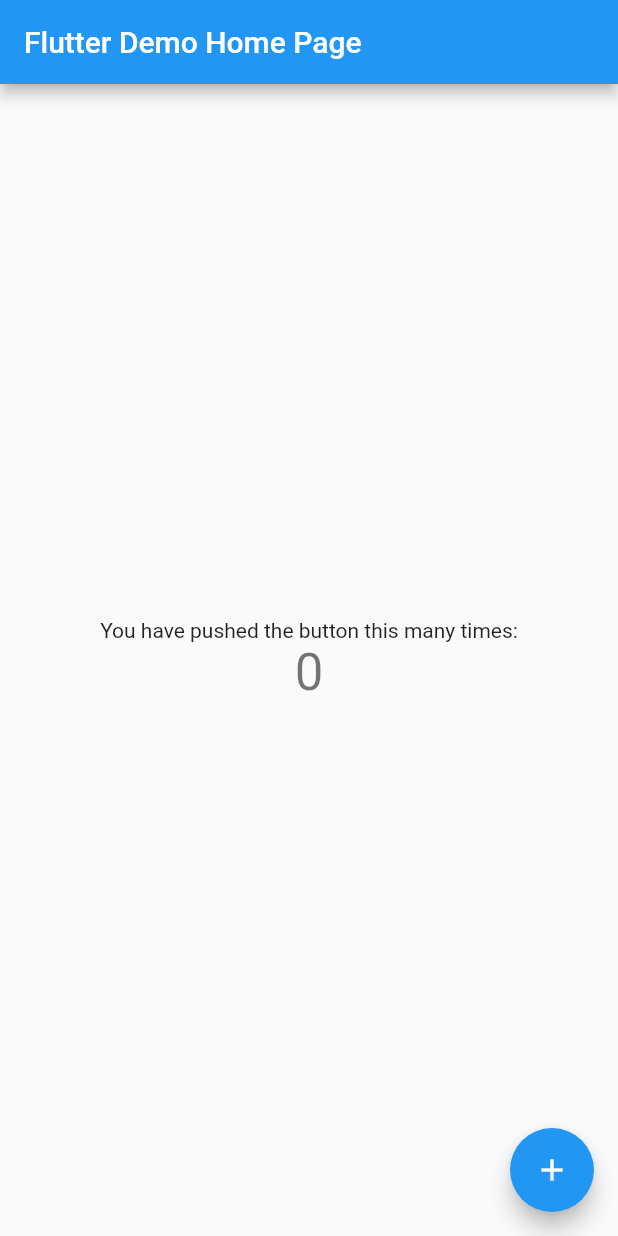
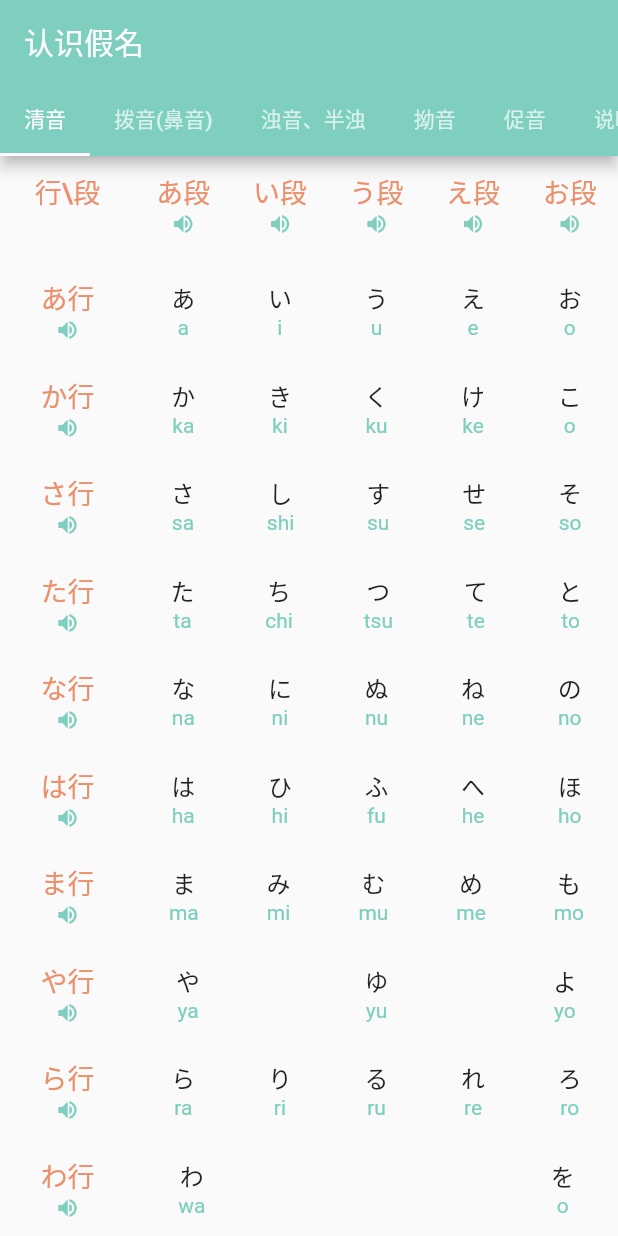
Before and after one commit to liuzheng644607/shici_app, a Flutter app: the screen it shows after launch, on a phone screen of 412 x 824 dp. Run offline on Flutter 3.47's test engine with Material 2 defaults, Android fonts, the phone set to English and light mode, and no system bars.

Commit message:
fix: layout

```diff
--- a/lib/main.dart
+++ b/lib/main.dart
@@ -1,4 +1,6 @@
+import 'package:flutter/cupertino.dart';
 import 'package:flutter/material.dart';
+import './page/home/index.dart';
 
 void main() => runApp(MyApp());
 
@@ -9,103 +11,9 @@ class MyApp extends StatelessWidget {
     return MaterialApp(
       title: 'Flutter Demo',
       theme: ThemeData(
-        // This is the theme of your application.
-        //
-        // Try running your application with "flutter run". You'll see the
-        // application has a blue toolbar. Then, without quitting the app, try
-        // changing the primarySwatch below to Colors.green and then invoke
-        // "hot reload" (press "r" in the console where you ran "flutter run",
-        // or simply save your changes to "hot reload" in a Flutter IDE).
-        // Notice that the counter didn't reset back to zero; the application
-        // is not restarted.
         primarySwatch: Colors.blue,
       ),
-      home: MyHomePage(title: 'Flutter Demo Home Page'),
+      home: MyHomePage(title: '认识假名'),
     );
   }
 }
-
-class MyHomePage extends StatefulWidget {
-  MyHomePage({Key key, this.title}) : super(key: key);
-
-  // This widget is the home page of your application. It is stateful, meaning
-  // that it has a State object (defined below) that contains fields that affect
-  // how it looks.
-
-  // This class is the configuration for the state. It holds the values (in this
-  // case the title) provided by the parent (in this case the App widget) and
-  // used by the build method of the State. Fields in a Widget subclass are
-  // always marked "final".
-
-  final String title;
-
-  @override
-  _MyHomePageState createState() => _MyHomePageState();
-}
-
-class _MyHomePageState extends State<MyHomePage> {
-  int _counter = 0;
-
-  void _incrementCounter() {
-    setState(() {
-      // This call to setState tells the Flutter framework that something has
-      // changed in this State, which causes it to rerun the build method below
-      // so that the display can reflect the updated values. If we changed
-      // _counter without calling setState(), then the build method would not be
-      // called again, and so nothing would appear to happen.
-      _counter++;
-    });
-  }
-
-  @override
-  Widget build(BuildContext context) {
-    // This method is rerun every time setState is called, for instance as done
-    // by the _incrementCounter method above.
-    //
-    // The Flutter framework has been optimized to make rerunning build methods
-    // fast, so that you can just rebuild anything that needs updating rather
-    // than having to individually change instances of widgets.
-    return Scaffold(
-      appBar: AppBar(
-        // Here we take the value from the MyHomePage object that was created by
-        // the App.build method, and use it to set our appbar title.
-        title: Text(widget.title),
-      ),
-      body: Center(
-        // Center is a layout widget. It takes a single child and positions it
-        // in the middle of the parent.
-        child: Column(
-          // Column is also a layout widget. It takes a list of children and
-          // arranges them vertically. By default, it sizes itself to fit its
-          // children horizontally, and tries to be as tall as its parent.
-          //
-          // Invoke "debug painting" (press "p" in the console, choose the
-          // "Toggle Debug Paint" action from the Flutter Inspector in Android
-          // Studio, or the "Toggle Debug Paint" command in Visual Studio Code)
-          // to see the wireframe for each widget.
-          //
-          // Column has various properties to control how it sizes itself and
-          // how it positions its children. Here we use mainAxisAlignment to
-          // center the children vertically; the main axis here is the vertical
-          // axis because Columns are vertical (the cross axis would be
-          // horizontal).
-          mainAxisAlignment: MainAxisAlignment.center,
-          children: <Widget>[
-            Text(
-              'You have pushed the button this many times:',
-            ),
-            Text(
-              '$_counter',
-              style: Theme.of(context).textTheme.display1,
-            ),
-          ],
-        ),
-      ),
-      floatingActionButton: FloatingActionButton(
-        onPressed: _incrementCounter,
-        tooltip: 'Increment',
-        child: Icon(Icons.add),
-      ), // This trailing comma makes auto-formatting nicer for build methods.
-    );
-  }
-}
--- /dev/null
+++ b/lib/page/home/const.dart
@@ -0,0 +1,93 @@
+List lightSpellList = [
+  [
+    {"char": "あ", "spell": "a"},
+    {"char": "い", "spell": "i"},
+    {"char": "う", "spell": "u"},
+    {"char": "え", "spell": "e"},
+    {"char": "お", "spell": "o"}
+  ],
+  [
+    {"char": "か", "spell": "ka"},
+    {"char": "き", "spell": "ki"},
+    {"char": "く", "spell": "ku"},
+    {"char": "け", "spell": "ke"},
+    {"char": "こ", "spell": "o"}
+  ],
+  [
+    {"char": "さ", "spell": "sa"},
+    {"char": "し", "spell": "shi"},
+    {"char": "す", "spell": "su"},
+    {"char": "せ", "spell": "se"},
+    {"char": "そ", "spell": "so"}
+  ],
+  [
+    {"char": "た", "spell": "ta"},
+    {"char": "ち", "spell": "chi"},
+    {"char": "つ", "spell": "tsu"},
+    {"char": "て", "spell": "te"},
+    {"char": "と", "spell": "to"}
+  ],
+  [
+    {"char": "な", "spell": "na"},
+    {"char": "に", "spell": "ni"},
+    {"char": "ぬ", "spell": "nu"},
+    {"char": "ね", "spell": "ne"},
+    {"char": "の", "spell": "no"}
+  ],
+  [
+    {"char": "は", "spell": "ha"},
+    {"char": "ひ", "spell": "hi"},
+    {"char": "ふ", "spell": "fu"},
+    {"char": "へ", "spell": "he"},
+    {"char": "ほ", "spell": "ho"}
+  ],
+  [
+    {"char": "ま", "spell": "ma"},
+    {"char": "み", "spell": "mi"},
+    {"char": "む", "spell": "mu"},
+    {"char": "め", "spell": "me"},
+    {"char": "も", "spell": "mo"}
+  ],
+  [
+    {"char": "や", "spell": "ya"},
+    {"char": "", "spell": ""},
+    {"char": "ゆ", "spell": "yu"},
+    {"char": "", "spell": ""},
+    {"char": "よ", "spell": "yo"}
+  ],
+  [
+    {"char": "ら", "spell": "ra"},
+    {"char": "り", "spell": "ri"},
+    {"char": "る", "spell": "ru"},
+    {"char": "れ", "spell": "re"},
+    {"char": "ろ", "spell": "ro"}
+  ],
+  [
+    {"char": "わ", "spell": "wa"},
+    {"char": "", "spell": ""},
+    {"char": "", "spell": ""},
+    {"char": "", "spell": ""},
+    {"char": "を", "spell": "o"}
+  ],
+];
+
+List lightSpellLeft = [
+  {'text': 'あ行'},
+  {'text': 'か行'},
+  {'text': 'さ行'},
+  {'text': 'た行'},
+  {'text': 'な行'},
+  {'text': 'は行'},
+  {'text': 'ま行'},
+  {'text': 'や行'},
+  {'text': 'ら行'},
+  {'text': 'わ行'},
+];
+
+List lightSpellHead = [
+  {'text': 'あ段'},
+  {'text': 'い段'},
+  {'text': 'う段'},
+  {'text': 'え段'},
+  {'text': 'お段'}
+];
--- /dev/null
+++ b/lib/page/home/index.dart
@@ -0,0 +1,178 @@
+import 'package:flutter/cupertino.dart';
+import 'package:flutter/material.dart';
+import 'const.dart';
+
+class MyHomePage extends StatefulWidget {
+  MyHomePage({Key key, this.title}) : super(key: key);
+
+  final String title;
+
+  @override
+  _MyHomePageState createState() => _MyHomePageState();
+}
+
+class _MyHomePageState extends State<MyHomePage> {
+  int _counter = 0;
+
+  void _incrementCounter(BuildContext context) {
+    setState(() {
+      _counter++;
+    });
+  }
+
+  _renderTable() {
+    return Expanded(
+        child: Column(
+            mainAxisAlignment: MainAxisAlignment.spaceAround,
+            children: lightSpellList.map((row) {
+              List res = (row as List).map((item) {
+                return Container(
+                    child: Column(
+                  // mainAxisAlignment: MainAxisAlignment.spaceAround,
+                  children: <Widget>[
+                    Text(
+                      item['char'],
+                      style: TextStyle(
+                        fontSize: 16,
+                        // color: Color(0xFFffffff)
+                      ),
+                    ),
+                    Text(
+                      item['spell'],
+                      style: TextStyle(color: Color(0xFF7ecfc0)),
+                    )
+                  ],
+                ));
+              }).toList();
+              return Row(
+                children: res,
+                mainAxisAlignment: MainAxisAlignment.spaceAround,
+              );
+            }).toList()));
+  }
+
+  _renderHead() {
+    return Container(
+      decoration: new BoxDecoration(
+        // color: Color(0xffec8f6a),
+      ),
+      child: Row(
+        mainAxisAlignment: MainAxisAlignment.spaceAround,
+        children: lightSpellHead.map((item) {
+          return Container(
+            padding: EdgeInsets.fromLTRB(0, 10, 0, 10),
+            height: 70,
+            child: Column(
+              children: <Widget>[
+                Text(item['text'],
+                    style: TextStyle(
+                        fontSize: 18,
+                        fontWeight: FontWeight.w500,
+                        color: Color(0xffec8f6a)
+                    )),
+                Icon(Icons.volume_up, size: 16, color: Color(0xff7ecfc0),),
+              ],
+            ),
+          );
+        }).toList(),
+      ),
+    );
+  }
+
+  _renderLeft() {
+    return Container(
+        decoration: new BoxDecoration(
+          // color: Color(0xffec8f6a),
+        ),
+        child: Column(children: [
+          Container(
+            height: 70,
+            padding: EdgeInsets.fromLTRB(0, 10, 0, 10),
+            child: Text(
+              '行\\段',
+              style: TextStyle(
+                fontSize: 18, fontWeight: FontWeight.w500,
+                color: Color(0xffec8f6a),
+              ),
+            ),
+          ),
+          Expanded(
+              child: Column(
+                  mainAxisAlignment: MainAxisAlignment.spaceAround,
+                  children: lightSpellLeft.map((item) {
+                    return MaterialButton(
+                      onPressed: () {},
+                      child: Column(
+                        children: <Widget>[
+                          Text(
+                            item['text'],
+                            style: TextStyle(
+                                fontSize: 18, fontWeight: FontWeight.w500,
+                                color: Color(0xffec8f6a)
+                              ),
+                          ),
+                          Icon(Icons.volume_up, size: 16, color: Color(0xff7ecfc0),),
+                        ],
+                      ),
+                    );
+                  }).toList())),
+        ]));
+  }
+
+  @override
+  Widget build(BuildContext context) {
+    return DefaultTabController(
+        length: 6,
+        initialIndex: 0,
+        child: Scaffold(
+          // backgroundColor: Color(0xFFf2e3c9),
+          appBar: AppBar(
+            backgroundColor: Color(0xff7ecfc0),
+            title: Text(widget.title),
+            bottom: TabBar(
+              isScrollable: true,
+              indicatorColor: Colors.white,
+              tabs: <Widget>[
+                Tab(text: '清音'),
+                Tab(text: '拨音(鼻音)'),
+                Tab(text: '浊音、半浊'),
+                Tab(text: '拗音'),
+                Tab(text: '促音'),
+                Tab(text: '说明'),
+              ],
+            ),
+          ),
+          body: TabBarView(children: <Widget>[
+            Container(
+              // decoration: new BoxDecoration(color: Color(0xFFf2e3c9)),
+              child: Row(
+                children: <Widget>[
+                  Container(width: 90, child: _renderLeft()),
+                  Expanded(
+                    child: Column(children: <Widget>[
+                      _renderHead(),
+                      _renderTable(),
+                    ]),
+                  )
+                ],
+              ),
+            ),
+            Center(
+              child: Text('1'),
+            ),
+            Center(
+              child: Text('1'),
+            ),
+            Center(
+              child: Text('1'),
+            ),
+            Center(
+              child: Text('1'),
+            ),
+            Center(
+              child: Text('1'),
+            ),
+          ]), // This trailing comma makes auto-formatting nicer for build methods.
+        ));
+  }
+}
```
